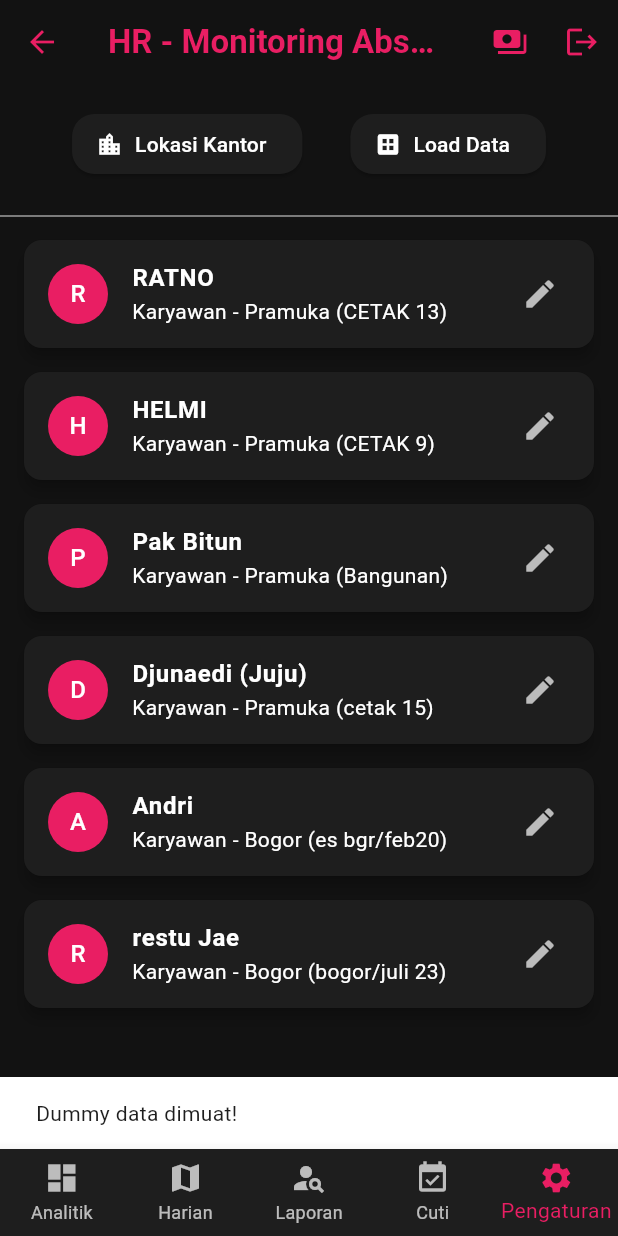
After one commit to geoholix/absensi-karyawan, a Flutter app: the HrDashboard screen opened directly, item 5 of the bottom bar chosen, after a tap on "Load Data", on a phone screen of 412 x 824 dp. The commit adds this screen. Run offline on Flutter 3.47's test engine with Material 3 defaults, Android fonts, the phone set to English and light mode, and no system bars; our stand-ins replace cloud_firestore, firebase_auth, firebase_core, firebase_storage, fl_chart, flutter_map and 4 more; accounts and stored records are empty.

Commit message:
Merge Admin and HR Roles into a single HR dashboard

```diff
--- a/lib/screens/dashboard_selector.dart
+++ b/lib/screens/dashboard_selector.dart
@@ -3,7 +3,6 @@ import 'package:provider/provider.dart';
 import '../providers/auth_provider.dart';
 import 'login_screen.dart';
 import 'karyawan/karyawan_dashboard.dart';
-import 'admin/admin_dashboard.dart';
 import 'hr/hr_dashboard.dart';
 
 class DashboardSelector extends StatelessWidget {
@@ -20,7 +19,6 @@ class DashboardSelector extends StatelessWidget {
     // Role-based routing
     switch (authProvider.userModel!.role) {
       case 'Admin':
-        return const AdminDashboard();
       case 'HR':
         return const HrDashboard();
       case 'Karyawan':
--- a/lib/screens/hr/hr_dashboard.dart
+++ b/lib/screens/hr/hr_dashboard.dart
@@ -7,6 +7,7 @@ import 'tabs/analytics_tab.dart';
 import 'tabs/daily_attendance_tab.dart';
 import 'tabs/employee_report_tab.dart';
 import 'tabs/leave_approvals_tab.dart';
+import 'tabs/settings_tab.dart';
 
 class HrDashboard extends StatefulWidget {
   const HrDashboard({super.key});
@@ -23,6 +24,7 @@ class _HrDashboardState extends State<HrDashboard> {
     const DailyAttendanceTab(),
     const EmployeeReportTab(),
     const LeaveApprovalsTab(),
+    const SettingsTab(),
   ];
 
   @override
@@ -55,6 +57,7 @@ class _HrDashboardState extends State<HrDashboard> {
           BottomNavigationBarItem(icon: Icon(Icons.map), label: 'Harian'),
           BottomNavigationBarItem(icon: Icon(Icons.person_search), label: 'Laporan'),
           BottomNavigationBarItem(icon: Icon(Icons.event_available), label: 'Cuti'),
+          BottomNavigationBarItem(icon: Icon(Icons.settings), label: 'Pengaturan'),
         ],
       ),
     );
--- /dev/null
+++ b/lib/screens/hr/tabs/settings_tab.dart
@@ -0,0 +1,192 @@
+import 'package:flutter/material.dart';
+import 'package:provider/provider.dart';
+import '../../../providers/admin_provider.dart';
+import '../../../models/user_model.dart';
+import '../../../models/office_location_model.dart';
+import '../../../scripts/seeder.dart';
+import '../../admin/manage_locations_screen.dart';
+
+class SettingsTab extends StatelessWidget {
+  const SettingsTab({super.key});
+
+  @override
+  Widget build(BuildContext context) {
+    final adminProvider = Provider.of<AdminProvider>(context);
+
+    return Column(
+      children: [
+        Padding(
+          padding: const EdgeInsets.all(16.0),
+          child: Row(
+            mainAxisAlignment: MainAxisAlignment.spaceEvenly,
+            children: [
+              ElevatedButton.icon(
+                onPressed: () => Navigator.push(context, MaterialPageRoute(builder: (_) => const ManageLocationsScreen())),
+                icon: const Icon(Icons.location_city),
+                label: const Text('Lokasi Kantor'),
+                style: ElevatedButton.styleFrom(backgroundColor: const Color(0xFF1E1E1E), foregroundColor: Colors.white),
+              ),
+              ElevatedButton.icon(
+                onPressed: () async {
+                  showDialog(context: context, builder: (_) => const Center(child: CircularProgressIndicator()));
+                  await Seeder.seedDummyData();
+                  if (context.mounted) Navigator.pop(context); // Close loading
+                  if (context.mounted) ScaffoldMessenger.of(context).showSnackBar(const SnackBar(content: Text('Dummy data dimuat!')));
+                },
+                icon: const Icon(Icons.dataset),
+                label: const Text('Load Data'),
+                style: ElevatedButton.styleFrom(backgroundColor: const Color(0xFF1E1E1E), foregroundColor: Colors.white),
+              ),
+            ],
+          ),
+        ),
+        const Divider(color: Colors.grey),
+        Expanded(
+          child: StreamBuilder<List<UserModel>>(
+            stream: adminProvider.getUsersStream(),
+            builder: (context, snapshot) {
+              if (snapshot.connectionState == ConnectionState.waiting) {
+                return const Center(child: CircularProgressIndicator());
+              }
+              if (!snapshot.hasData || snapshot.data!.isEmpty) {
+                return const Center(child: Text('Tidak ada pengguna terdaftar.'));
+              }
+
+              final users = snapshot.data!;
+
+              return ListView.builder(
+                itemCount: users.length,
+                itemBuilder: (context, index) {
+                  final user = users[index];
+                  return Card(
+                    color: const Color(0xFF1E1E1E),
+                    margin: const EdgeInsets.symmetric(horizontal: 16, vertical: 8),
+                    child: ListTile(
+                      leading: CircleAvatar(
+                        backgroundColor: const Color(0xFFE91E63),
+                        child: Text(user.nama.substring(0, 1).toUpperCase(), style: const TextStyle(color: Colors.white)),
+                      ),
+                      title: Text(user.nama, style: const TextStyle(fontWeight: FontWeight.bold)),
+                      subtitle: Text('${user.role} - ${user.lokasiKerja} (${user.bagian})'),
+                      trailing: const Icon(Icons.edit, color: Colors.white70),
+                      onTap: () => _showEditUserDialog(context, user),
+                    ),
+                  );
+                },
+              );
+            },
+          ),
+        ),
+      ],
+    );
+  }
+
+  void _showEditUserDialog(BuildContext context, UserModel user) {
+    final nameController = TextEditingController(text: user.nama);
+    final idController = TextEditingController(text: user.idKaryawan);
+    final bagianController = TextEditingController(text: user.bagian);
+    final honorNormalController = TextEditingController(text: user.honorNormal.toString());
+    final honorLiburController = TextEditingController(text: user.honorLibur.toString());
+    String selectedRole = (user.role == 'Admin') ? 'HR' : user.role; // Default Admin to HR in UI
+    String selectedLokasi = user.lokasiKerja;
+
+    showDialog(
+      context: context,
+      builder: (context) {
+        return StatefulBuilder(
+          builder: (context, setState) {
+            return AlertDialog(
+              title: Text('Edit Karyawan: ${user.email}'),
+              content: SingleChildScrollView(
+                child: Column(
+                  mainAxisSize: MainAxisSize.min,
+                  children: [
+                    TextField(
+                      controller: nameController,
+                      decoration: const InputDecoration(labelText: 'Nama Lengkap'),
+                    ),
+                    TextField(
+                      controller: idController,
+                      decoration: const InputDecoration(labelText: 'ID Karyawan'),
+                    ),
+                    TextField(
+                      controller: bagianController,
+                      decoration: const InputDecoration(labelText: 'Bagian'),
+                    ),
+                    DropdownButtonFormField<String>(
+                      value: selectedRole,
+                      decoration: const InputDecoration(labelText: 'Role'),
+                      items: ['HR', 'Karyawan'].map((role) {
+                        return DropdownMenuItem(value: role, child: Text(role));
+                      }).toList(),
+                      onChanged: (val) => setState(() => selectedRole = val!),
+                    ),
+                    StreamBuilder<List<OfficeLocationModel>>(
+                      stream: Provider.of<AdminProvider>(context, listen: false).getOfficeLocationsStream(),
+                      builder: (context, snapshot) {
+                        if (!snapshot.hasData) {
+                          return const CircularProgressIndicator();
+                        }
+                        final locations = snapshot.data!;
+                        // Add current location if it's missing from DB to prevent Dropdown crash
+                        if (!locations.any((l) => l.id == selectedLokasi)) {
+                          locations.add(OfficeLocationModel(
+                              id: selectedLokasi, name: selectedLokasi,
+                              latitude: 0, longitude: 0, requireGeofencing: false, radius: 0, hasShifts: false));
+                        }
+
+                        return DropdownButtonFormField<String>(
+                          value: selectedLokasi,
+                          decoration: const InputDecoration(labelText: 'Lokasi Kerja'),
+                          items: locations.map((lok) {
+                            return DropdownMenuItem(value: lok.id, child: Text(lok.name));
+                          }).toList(),
+                          onChanged: (val) => setState(() => selectedLokasi = val!),
+                        );
+                      }
+                    ),
+                    TextField(
+                      controller: honorNormalController,
+                      decoration: const InputDecoration(labelText: 'Honor Normal (Harian)'),
+                      keyboardType: TextInputType.number,
+                    ),
+                    TextField(
+                      controller: honorLiburController,
+                      decoration: const InputDecoration(labelText: 'Honor Libur (Harian)'),
+                      keyboardType: TextInputType.number,
+                    ),
+                  ],
+                ),
+              ),
+              actions: [
+                TextButton(
+                  onPressed: () => Navigator.pop(context),
+                  child: const Text('Batal'),
+                ),
+                ElevatedButton(
+                  onPressed: () {
+                    final updatedUser = UserModel(
+                      uid: user.uid,
+                      idKaryawan: idController.text,
+                      nama: nameController.text,
+                      email: user.email,
+                      bagian: bagianController.text,
+                      role: selectedRole,
+                      lokasiKerja: selectedLokasi,
+                      honorNormal: double.tryParse(honorNormalController.text) ?? 0.0,
+                      honorLibur: double.tryParse(honorLiburController.text) ?? 0.0,
+                      createdAt: user.createdAt,
+                    );
+                    Provider.of<AdminProvider>(context, listen: false).updateUser(updatedUser);
+                    Navigator.pop(context);
+                  },
+                  child: const Text('Simpan'),
+                ),
+              ],
+            );
+          },
+        );
+      },
+    );
+  }
+}
```
Also changed, not shown: pubspec.lock.
